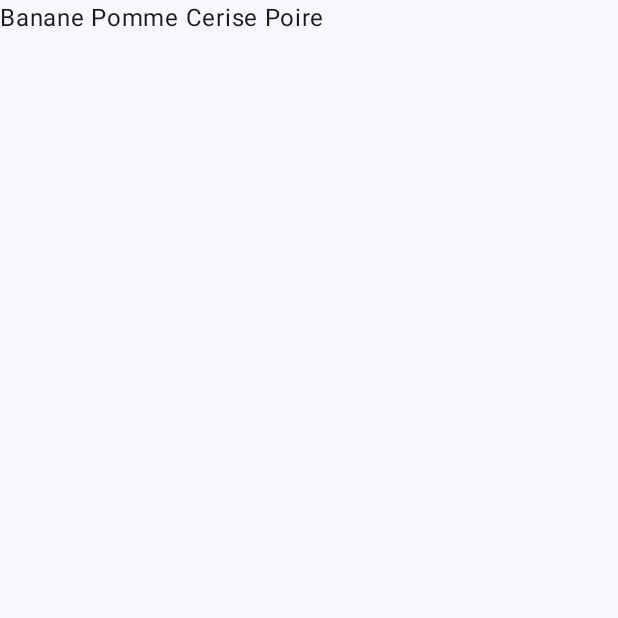
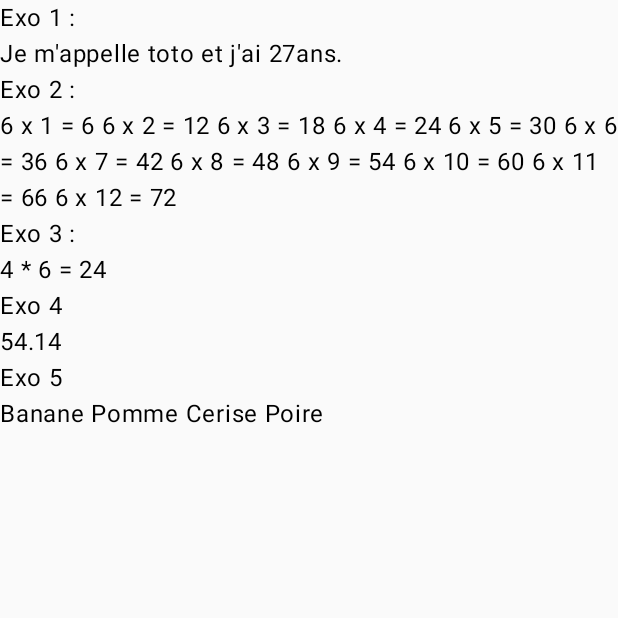
Before and after one commit to JulienNirxo/mds-blocnotekotlin, an Android app built with Jetpack Compose: the screen it shows after launch (MainActivity), on a phone screen of 412 x 824 dp, the top half of it. Run offline under Robolectric (Android 15) with nearby library versions, the phone set to English and light mode, and no system bars.

Commit message:
[FIX] clean code

```diff
--- a/app/src/main/java/com/example/myblocnoteinkotlin/MainActivity.kt
+++ b/app/src/main/java/com/example/myblocnoteinkotlin/MainActivity.kt
@@ -3,7 +3,10 @@ package com.example.myblocnoteinkotlin
 import android.os.Bundle
 import androidx.activity.ComponentActivity
 import androidx.activity.compose.setContent
+import androidx.compose.foundation.layout.Column
+import androidx.compose.foundation.layout.Spacer
 import androidx.compose.foundation.layout.fillMaxSize
+import androidx.compose.foundation.layout.fillMaxWidth
 import androidx.compose.material3.MaterialTheme
 import androidx.compose.material3.Surface
 import androidx.compose.material3.Text
@@ -18,21 +21,19 @@ class MainActivity : ComponentActivity() {
         setContent {
             MyBlocNoteInKotlinTheme {
                 // A surface container using the 'background' color from the theme
-                Surface(
+                Column(
                     modifier = Modifier.fillMaxSize(),
-                    color = MaterialTheme.colorScheme.background
                 ) {
-                    var Toto = jeMappelleToto()
-                    //Greeting(Toto)
-                    val number = 6
-                    var Table = tableDeMultiplication(number)
-                    //Greeting(Table)
-                    var Calcul = calculatriceBasique(4, "*", 6)
-                    //Greeting(Calcul)
-                    var Farenheit = celsiusVersFahrenheit(12.3)
-                    //Greeting(Farenheit.toString())
-                    var Fruits = listeDeFruits()
-                    Greeting(Fruits)
+                    Text("Exo 1 :")
+                    Text(jeMappelleToto())
+                    Text("Exo 2 :")
+                    Text(tableDeMultiplication(6))
+                    Text("Exo 3 :")
+                    Text(calculatriceBasique(4, "*", 6))
+                    Text("Exo 4")
+                    Text(celsiusVersFahrenheit(12.3).toString())
+                    Text("Exo 5")
+                    Text(listeDeFruits())
                 }
             }
         }
@@ -84,18 +85,3 @@ fun listeDeFruits(): String{
     }
     return listedefruits
 }
-
-@Composable
-fun Greeting(text: String) {
-    Text(
-        text = "$text",
-    )
-}
-
-@Preview(showBackground = true)
-@Composable
-fun GreetingPreview() {
-    MyBlocNoteInKotlinTheme {
-        Greeting("Android")
-    }
-}
```
